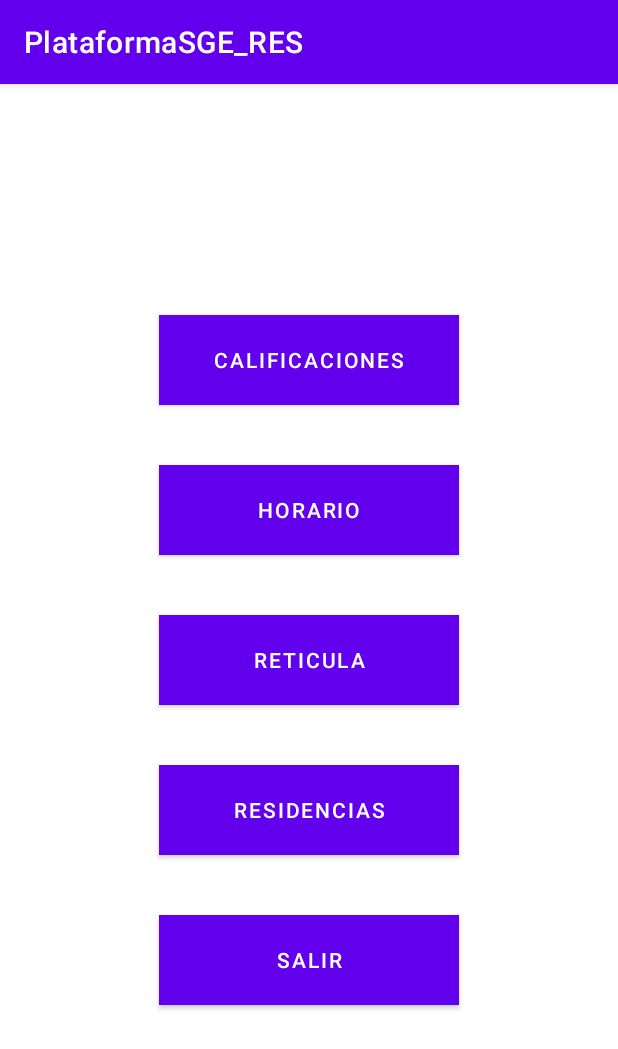
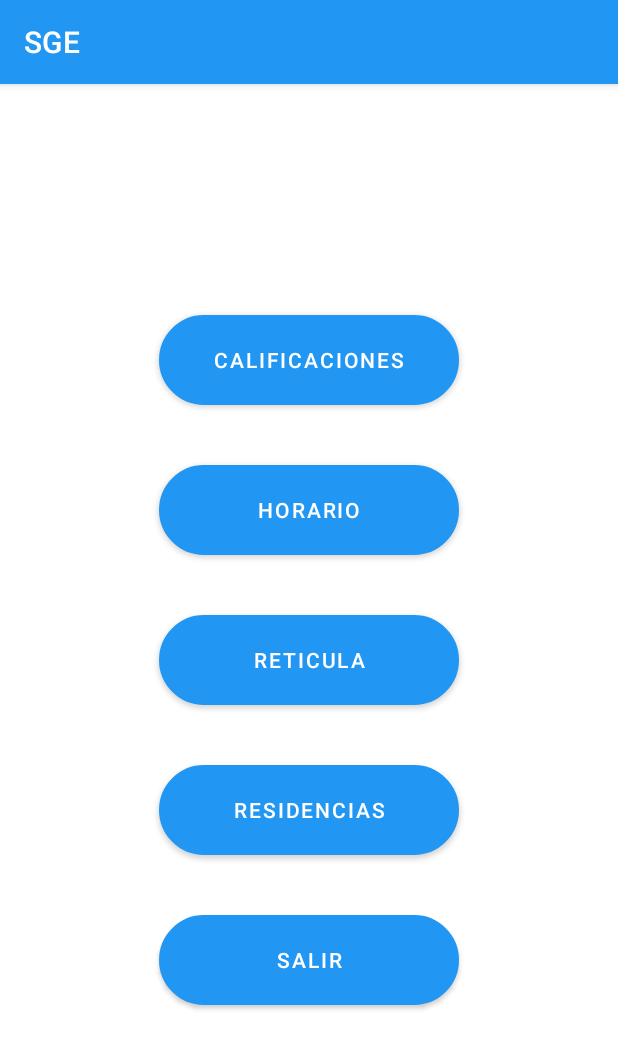
Before and after one commit to Gabrielruiz1712/PlataformaSGE_RES, an Android app: the Menu screen opened directly, with no data from a screen before it, on a phone screen of 412 x 824 dp. Shown: the top 1049 px of the screen. Run offline under Robolectric (Android 15) with nearby library versions, the phone set to English and light mode, and no system bars.

Commit message:
Se estiliso la interfaz

```diff
--- /dev/null
+++ b/app/src/main/res/drawable/botones_1.xml
@@ -0,0 +1,13 @@
+<selector xmlns:android="http://schemas.android.com/apk/res/android" >
+    <item >
+        <shape android:shape="rectangle"  >
+            <corners android:radius="50dip" />
+            <stroke android:width="3dip" android:color="#ffffff" />
+            <solid android:color="#0074BD" />
+
+
+            <!--<gradient android:angle="-90" android:startColor="#DD2C00" android:endColor="#FFAB00" />-->
+
+        </shape>
+    </item>
+</selector>
--- a/app/src/main/res/layout/activity_agregar_dependencia.xml
+++ b/app/src/main/res/layout/activity_agregar_dependencia.xml
@@ -84,7 +84,7 @@
             android:layout_width="140dp"
             android:layout_height="wrap_content"
             android:layout_margin="5dp"
-            android:background="#00F334"
+            android:background="@drawable/botones_1"
             android:text="Registrar Proyecto" />
 
     </LinearLayout>
--- a/app/src/main/res/layout/activity_main.xml
+++ b/app/src/main/res/layout/activity_main.xml
@@ -50,7 +50,8 @@
         android:id="@+id/btnLogin"
         android:layout_width="150dp"
         android:layout_height="wrap_content"
-        android:text="Ingrese"
-        android:layout_gravity="center"/>
+        android:text="Ingresar"
+        android:layout_gravity="center"
+        android:background="@drawable/botones_1"/>
 
 </LinearLayout>
--- a/app/src/main/res/layout/activity_menu.xml
+++ b/app/src/main/res/layout/activity_menu.xml
@@ -13,10 +13,10 @@
         android:id="@+id/calificaciones"
         android:layout_width="200dp"
         android:layout_height="60dp"
+        android:layout_gravity="center"
+        android:layout_marginBottom="40dp"
         android:text="calificaciones"
-        android:layout_marginBottom="40dp"
-        android:layout_gravity="center"
-        android:background="#03A9F4"/>
+        android:background="@drawable/botones_1" />
 
     <Button
         android:id="@+id/horario"
@@ -25,7 +25,7 @@
         android:text="Horario"
         android:layout_marginBottom="40dp"
         android:layout_gravity="center"
-        android:background="#03A9F4"/>
+        android:background="@drawable/botones_1"/>
 
 
     <Button
@@ -35,7 +35,7 @@
         android:text="Reticula"
         android:layout_marginBottom="40dp"
         android:layout_gravity="center"
-        android:background="#03A9F4"/>
+        android:background="@drawable/botones_1"/>
 
     <Button
         android:id="@+id/btnResi"
@@ -44,7 +44,7 @@
         android:layout_gravity="center"
         android:layout_marginBottom="40dp"
         android:text="Residencias"
-        android:background="#03A9F4"/>
+        android:background="@drawable/botones_1"/>
 
     <Button
         android:id="@+id/salir"
@@ -52,6 +52,6 @@
         android:layout_height="60dp"
         android:layout_gravity="center"
         android:text="Salir"
-        android:background="#03A9F4"/>
+        android:background="@drawable/botones_1"/>
 
 </LinearLayout>
--- a/app/src/main/res/values/colors.xml
+++ b/app/src/main/res/values/colors.xml
@@ -1,7 +1,7 @@
 <?xml version="1.0" encoding="utf-8"?>
 <resources>
     <color name="purple_200">#FFBB86FC</color>
-    <color name="purple_500">#FF6200EE</color>
+    <color name="purple_500">#2196F3</color>
     <color name="purple_700">#FF3700B3</color>
     <color name="teal_200">#FF03DAC5</color>
     <color name="teal_700">#FF018786</color>
--- a/app/src/main/res/values/strings.xml
+++ b/app/src/main/res/values/strings.xml
@@ -1,5 +1,5 @@
 <resources>
-    <string name="app_name">PlataformaSGE_RES</string>
+    <string name="app_name">SGE</string>
 
   <string-array name="numSemestres">
     <item>Semestre 1</item>
```
Also changed, not shown: app/src/main/AndroidManifest.xml (+3 -5 lines), app/src/main/java/mx/edu/itm/link/plataformasge_res/Menu.kt (+7 -2 lines), app/src/main/res/layout/activity_registrar_proyecto.xml (added, +9 -0 lines).
